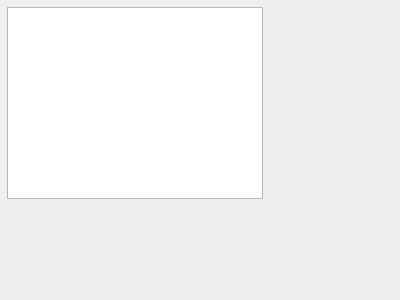
Jecklin/uno_game, file CGameOverDialog.ui: the form before one commit.
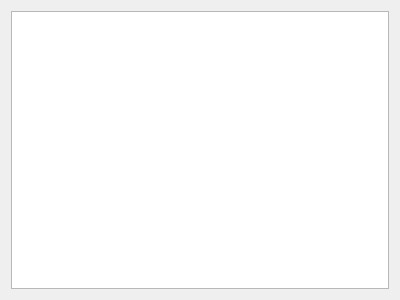
The form after the commit.

The edit to the form file:
```diff
--- a/CGameOverDialog.ui
+++ b/CGameOverDialog.ui
@@ -13,16 +13,11 @@
   <property name="windowTitle">
    <string>Dialog</string>
   </property>
-  <widget class="QTextBrowser" name="textBrowser">
-   <property name="geometry">
-    <rect>
-     <x>7</x>
-     <y>7</y>
-     <width>256</width>
-     <height>192</height>
-    </rect>
-   </property>
-  </widget>
+  <layout class="QGridLayout" name="gridLayout">
+   <item row="0" column="0">
+    <widget class="QTextBrowser" name="textBrowser"/>
+   </item>
+  </layout>
  </widget>
  <resources/>
  <connections/>
```
